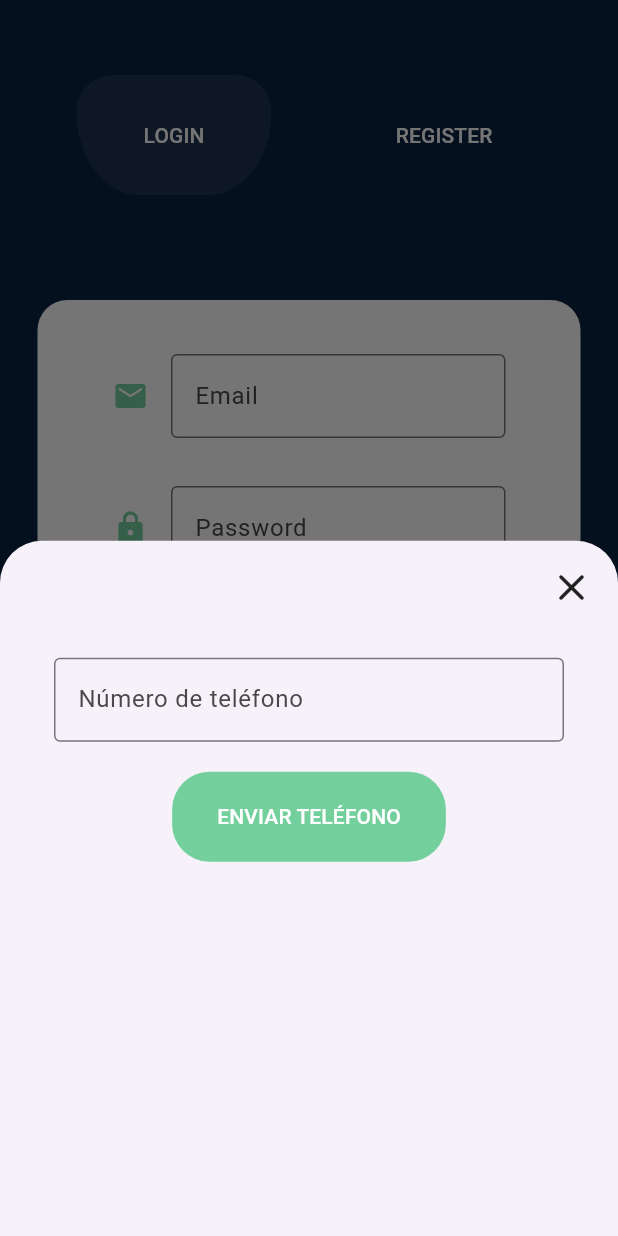
After one commit to marcomar31/MarcoMartinez_ExamenFinal_PMDM_PSP, a Flutter app: the screen it shows after launch, after a tap on "Iniciar sesión con número de teléfono", on a phone screen of 412 x 824 dp. The commit adds this screen. Run offline on Flutter 3.47's test engine with Material 3 defaults, Android fonts, the phone set to English and light mode, and no system bars; our stand-ins replace firebase_auth, firebase_core; accounts and stored records are empty; generated files the repository leaves out were written again.

Commit message:
Commit 13: Añadido PhoneLoginView.

```diff
--- a/marcomartinez_examenfinal/lib/OnBoarding/LoginView.dart
+++ b/marcomartinez_examenfinal/lib/OnBoarding/LoginView.dart
@@ -1,5 +1,7 @@
 import 'package:flutter/material.dart';
+import 'package:flutter/services.dart';
 import 'package:marcomartinez_examenfinal/CustomizedObjects/TextFormFields.dart';
+import 'package:marcomartinez_examenfinal/OnBoarding/PhoneLoginView.dart';
 import 'package:marcomartinez_examenfinal/Singleton/FirebaseAdmin.dart';
 
 import '../CustomizedObjects/Buttons.dart';
@@ -42,19 +44,26 @@ class LoginView extends StatelessWidget {
                   padding: const EdgeInsets.symmetric(vertical: 16),
                   child: OnBoardingFormField(tec: tecPassword, label: "Password", isPassword: true, icon: Icons.lock_rounded, iconColor: const Color.fromRGBO(115, 208, 156, 1.0),),
                 ),
+                if (PlatformAdmin.isAndroidPlatform() || PlatformAdmin.isIOSPlatform())
                     Padding(
                       padding: const EdgeInsets.symmetric(vertical: 16),
                       child: GestureDetector(
-                    onTap: () {
-                      // Agrega aquí la lógica para redirigir al usuario al inicio de sesión por número de teléfono
-                      // Por ejemplo, podrías usar Navigator para navegar a la pantalla correspondiente
-                      Navigator.of(context).pushNamed('/telefono_login'); // Ajusta el nombre de ruta según corresponda
+                        onTap: () async {
+                          await SystemChannels.textInput.invokeMethod('TextInput.hide');
+                            showModalBottomSheet(
+                              context: context,
+                              isDismissible: false,
+                              builder: (BuildContext context) {
+                                return PhoneLoginView();
+                              },
+                            );
                           },
                         child: const Text(
-                      'Utilizar número de teléfono',
+                          'Iniciar sesión con número de teléfono',
                           style: TextStyle(
                             color: Color.fromRGBO(115, 208, 156, 1.0),
                             decoration: TextDecoration.underline,
+                            decorationColor: Color.fromRGBO(115, 208, 156, 1.0),
                           ),
                         ),
                       ),
--- /dev/null
+++ b/marcomartinez_examenfinal/lib/OnBoarding/PhoneLoginView.dart
@@ -0,0 +1,134 @@
+import 'package:firebase_auth/firebase_auth.dart';
+import 'package:flutter/material.dart';
+
+import '../CustomizedObjects/Buttons.dart';
+import '../CustomizedObjects/TextFormFields.dart';
+import '../Singleton/FirebaseAdmin.dart';
+
+class PhoneLoginView extends StatefulWidget {
+  const PhoneLoginView({super.key});
+
+  @override
+  State<StatefulWidget> createState() => _PhoneLoginViewState();
+}
+
+class _PhoneLoginViewState extends State<PhoneLoginView> {
+  FirebaseAdmin fbAdmin = FirebaseAdmin();
+
+  TextEditingController tecTelefono = TextEditingController();
+  TextEditingController tecCodigo = TextEditingController();
+
+  String sVerificationCode="";
+  bool blMostrarVerificacion = false;
+
+  void enviarTelefonoClicked() async {
+    String sTelefono = tecTelefono.text;
+    if (sTelefono.isNotEmpty) {
+      await fbAdmin.verificarTelefono(
+          sTelefono,
+          verificacionCompletada,
+          verificacionFallida,
+          codeSent,
+          codeAutoRetrievalTimeout
+      );
+    }
+  }
+
+  Future<void> enviarVerificacionClicked() async {
+    String smsCode = tecCodigo.text;
+
+    PhoneAuthCredential credential = PhoneAuthProvider.credential(verificationId: sVerificationCode, smsCode: smsCode);
+
+    if (await fbAdmin.signInWithPhoneNumber(credential)) {
+      Navigator.of(context).popAndPushNamed("/home_view");
+    }
+  }
+
+  void verificacionCompletada(PhoneAuthCredential p1) async{
+    Navigator.of(context).popAndPushNamed("/home_view");
+  }
+
+  void verificacionFallida(FirebaseAuthException error) {
+    if (error.code == 'invalid-phone-number') {
+      print('The provided phone number is not valid.');
+    }
+  }
+
+
+  void codeSent(String verificationId, int? forceResendingToken) async {
+    sVerificationCode = verificationId;
+    setState(() {
+      blMostrarVerificacion = true;
+    });
+  }
+
+  void codeAutoRetrievalTimeout(String verificationId) {
+
+  }
+
+  @override
+  Widget build(BuildContext context) {
+    return SingleChildScrollView(
+      child: SizedBox(
+        height: 500,
+        child: Padding(
+          padding: const EdgeInsets.all(16.0),
+          child: Column(
+            crossAxisAlignment: CrossAxisAlignment.start,
+            children: [
+              Align(
+                alignment: Alignment.centerRight,
+                child: InkWell(
+                  onTap: () => Navigator.pop(context),
+                  child: const Icon(
+                    Icons.close_rounded,
+                    size: 30,
+                  ),
+                ),
+              ),
+              const SizedBox(height: 32),
+              Padding(
+                padding: const EdgeInsets.symmetric(horizontal: 20.0),
+                child: OnBoardingFormField(tec: tecTelefono, label: "Número de teléfono", isPassword: false),
+              ),
+              if (blMostrarVerificacion)
+                const Padding(
+                  padding: EdgeInsets.symmetric(horizontal: 20.0, vertical: 5),
+                  child: Text(
+                    'Código de verificación enviado',
+                    style: TextStyle(
+                      color: Color.fromRGBO(115, 208, 156, 1.0),
+                    ),
+                  ),
+                ),
+              Row(
+                mainAxisAlignment: MainAxisAlignment.center,
+                children: [
+                  Padding(
+                    padding: const EdgeInsets.symmetric(vertical: 20),
+                    child: RoundedGreenButton(text: "ENVIAR TELÉFONO", function: enviarTelefonoClicked),
+                  ),
+                ],
+              ),
+              if (blMostrarVerificacion)
+                Padding(
+                  padding: const EdgeInsets.symmetric(horizontal: 20.0),
+                  child: OnBoardingFormField(tec: tecCodigo, label: "Código de verificación", isPassword: false),
+                ),
+              if (blMostrarVerificacion)
+                Row(
+                  mainAxisAlignment: MainAxisAlignment.center,
+                  children: [
+                    Padding(
+                      padding: const EdgeInsets.symmetric(vertical: 20),
+                      child: RoundedGreenButton(text: "VERIFICAR", function: enviarVerificacionClicked),
+                    ),
+                  ],
+                ),
+            ],
+          ),
+        ),
+      ),
+    );
+  }
+}
--- a/marcomartinez_examenfinal/lib/OnBoarding/RegisterView.dart
+++ b/marcomartinez_examenfinal/lib/OnBoarding/RegisterView.dart
@@ -41,7 +41,7 @@ class RegisterView extends StatelessWidget {
                 ),
                 Padding(
                   padding: const EdgeInsets.symmetric(vertical: 16),
-                  child: OnBoardingFormField(tec: tecPassword, label: "Password", isPassword: true, icon: Icons.email_rounded, iconColor: const Color.fromRGBO(115, 208, 156, 1.0),),
+                  child: OnBoardingFormField(tec: tecPassword, label: "Password", isPassword: true, icon: Icons.lock_rounded, iconColor: const Color.fromRGBO(115, 208, 156, 1.0),),
                 ),
                 Padding(
                   padding: const EdgeInsets.symmetric(vertical: 16),
```
Also changed, not shown: marcomartinez_examenfinal/lib/Singleton/FirebaseAdmin.dart (+20 -0 lines). Lines whose indentation alone changed are shown as unchanged.
